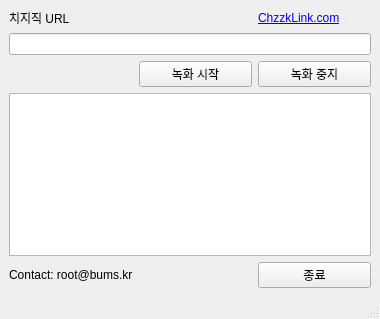
This is ChzzkLinkUI.ui in reretay/ChzzkLink as Qt 5 draws it before an edit. The edited form follows.
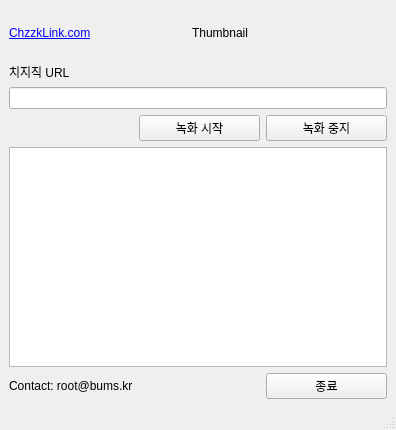
This is the edited form. Icons and pictures are not drawn.

Commit message:
Thumbnail Image
라이브 썸네일 이미지 보기 추가

Patch:
```diff
--- a/ChzzkLinkUI.ui
+++ b/ChzzkLinkUI.ui
@@ -6,8 +6,8 @@
    <rect>
     <x>0</x>
     <y>0</y>
-    <width>380</width>
-    <height>319</height>
+    <width>396</width>
+    <height>430</height>
    </rect>
   </property>
   <property name="windowTitle">
@@ -19,38 +19,35 @@
   </property>
   <widget class="QWidget" name="centralwidget">
    <layout class="QGridLayout" name="gridLayout">
-    <item row="2" column="1">
-     <widget class="QPushButton" name="pushButton_start">
+    <item row="6" column="2">
+     <widget class="QPushButton" name="pushButton_end">
       <property name="text">
-       <string>녹화 시작</string>
+       <string>종료</string>
       </property>
      </widget>
     </item>
-    <item row="2" column="2">
+    <item row="4" column="2">
      <widget class="QPushButton" name="pushButton_stop">
       <property name="text">
        <string>녹화 중지</string>
       </property>
      </widget>
     </item>
-    <item row="0" column="0">
+    <item row="2" column="0">
      <widget class="QLabel" name="label">
       <property name="text">
        <string>치지직 URL</string>
       </property>
      </widget>
     </item>
-    <item row="4" column="2">
-     <widget class="QPushButton" name="pushButton_end">
+    <item row="4" column="1">
+     <widget class="QPushButton" name="pushButton_start">
       <property name="text">
-       <string>종료</string>
+       <string>녹화 시작</string>
       </property>
      </widget>
     </item>
-    <item row="1" column="0" colspan="3">
-     <widget class="QLineEdit" name="lineEdit_channel_id"/>
-    </item>
-    <item row="4" column="0">
+    <item row="6" column="0">
      <widget class="QLabel" name="label_2">
       <property name="text">
        <string>&lt;a href=&quot;mailto:﻿&quot;root@bums.kr&quot;&gt;Contact: root@bums.kr&lt;/a&gt;</string>
@@ -60,18 +57,18 @@
       </property>
      </widget>
     </item>
-    <item row="3" column="0" colspan="3">
+    <item row="5" column="0" colspan="3">
      <widget class="QTextBrowser" name="textBrowser">
       <property name="html">
        <string>&lt;!DOCTYPE HTML PUBLIC &quot;-//W3C//DTD HTML 4.0//EN&quot; &quot;http://www.w3.org/TR/REC-html40/strict.dtd&quot;&gt;
 &lt;html&gt;&lt;head&gt;&lt;meta name=&quot;qrichtext&quot; content=&quot;1&quot; /&gt;&lt;style type=&quot;text/css&quot;&gt;
 p, li { white-space: pre-wrap; }
-&lt;/style&gt;&lt;/head&gt;&lt;body style=&quot; font-family:'Gulim'; font-size:9pt; font-weight:400; font-style:normal;&quot;&gt;
-&lt;p style=&quot;-qt-paragraph-type:empty; margin-top:0px; margin-bottom:0px; margin-left:0px; margin-right:0px; -qt-block-indent:0; text-indent:0px;&quot;&gt;&lt;br /&gt;&lt;/p&gt;&lt;/body&gt;&lt;/html&gt;</string>
+&lt;/style&gt;&lt;/head&gt;&lt;body style=&quot; font-family:'Gulim'; font-size:11.25pt; font-weight:400; font-style:normal;&quot;&gt;
+&lt;p style=&quot;-qt-paragraph-type:empty; margin-top:0px; margin-bottom:0px; margin-left:0px; margin-right:0px; -qt-block-indent:0; text-indent:0px; font-size:9pt;&quot;&gt;&lt;br /&gt;&lt;/p&gt;&lt;/body&gt;&lt;/html&gt;</string>
       </property>
      </widget>
     </item>
-    <item row="0" column="2">
+    <item row="0" column="0">
      <widget class="QLabel" name="label_3">
       <property name="text">
        <string>&lt;html&gt;&lt;head/&gt;&lt;body&gt;&lt;p&gt;&lt;a href=&quot;\&amp;quot;http://chzzklink.com/\&amp;quot;&quot;&gt;&lt;span style=&quot; text-decoration: underline; color:#0000ff;&quot;&gt;ChzzkLink.com&lt;/span&gt;&lt;/a&gt;&lt;/p&gt;&lt;/body&gt;&lt;/html&gt;</string>
@@ -84,6 +81,22 @@
       </property>
      </widget>
     </item>
+    <item row="0" column="1" colspan="2">
+     <widget class="QLabel" name="label_4">
+      <property name="minimumSize">
+       <size>
+        <width>64</width>
+        <height>48</height>
+       </size>
+      </property>
+      <property name="text">
+       <string>                Thumbnail</string>
+      </property>
+     </widget>
+    </item>
+    <item row="3" column="0" colspan="3">
+     <widget class="QLineEdit" name="lineEdit_channel_id"/>
+    </item>
    </layout>
   </widget>
   <widget class="QMenuBar" name="menubar">
```
Left out of the diff: 4 changed lines with no effect on the pictures. The commit also changes 2 other files.
